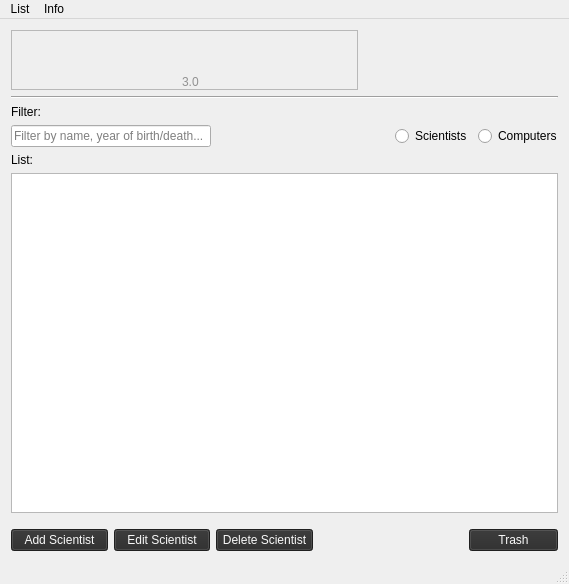
Above: famGUI/mainwindow.ui from gdgunnars/famCS3.0 before the change. Below: the same form after it.
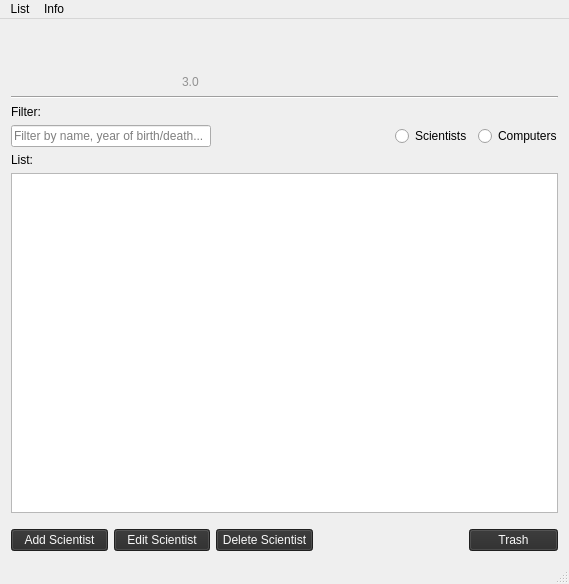
That is the form after the change. Icons and pictures are not drawn.

Patch:
```diff
--- a/famGUI/mainwindow.ui
+++ b/famGUI/mainwindow.ui
@@ -63,7 +63,7 @@
          </size>
         </property>
         <property name="frameShape">
-         <enum>QFrame::StyledPanel</enum>
+         <enum>QFrame::NoFrame</enum>
         </property>
         <property name="frameShadow">
          <enum>QFrame::Raised</enum>
```
